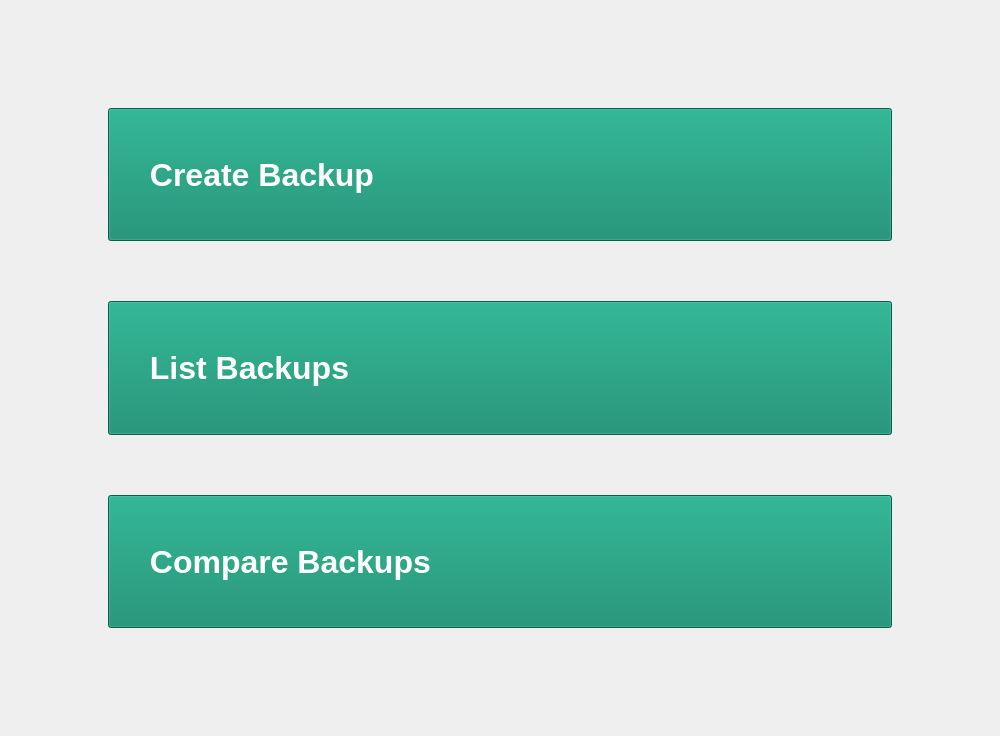
The window that src/gui/tabs/backup_tab.ui (HPE-Backup-and-Recovery-System/ResilioZ) describes before a commit, drawn with Qt 5.
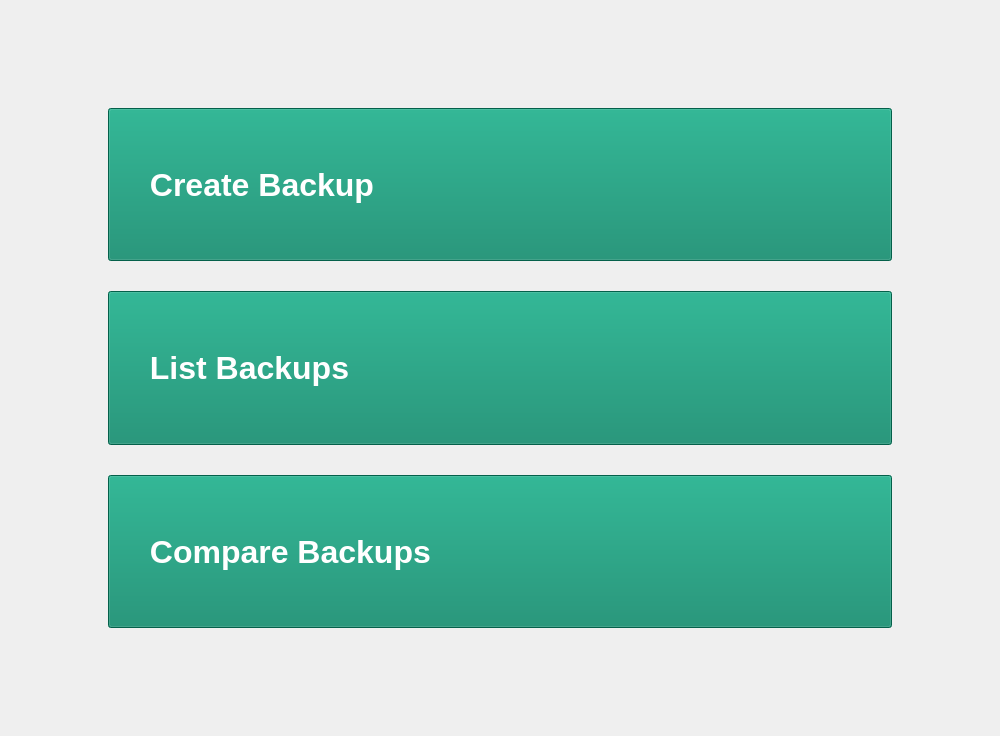
The same window after the commit. Icons and pictures are not drawn.

The edit to the form file:
```diff
--- a/src/gui/tabs/backup_tab.ui
+++ b/src/gui/tabs/backup_tab.ui
@@ -150,9 +150,12 @@
                 <property name="bottomMargin">
                  <number>90</number>
                 </property>
-                <property name="spacing">
+                <property name="horizontalSpacing">
                  <number>60</number>
                 </property>
+                <property name="verticalSpacing">
+                 <number>30</number>
+                </property>
                 <item row="1" column="0">
                  <widget class="QPushButton" name="listBackupButton">
                   <property name="sizePolicy">
```
